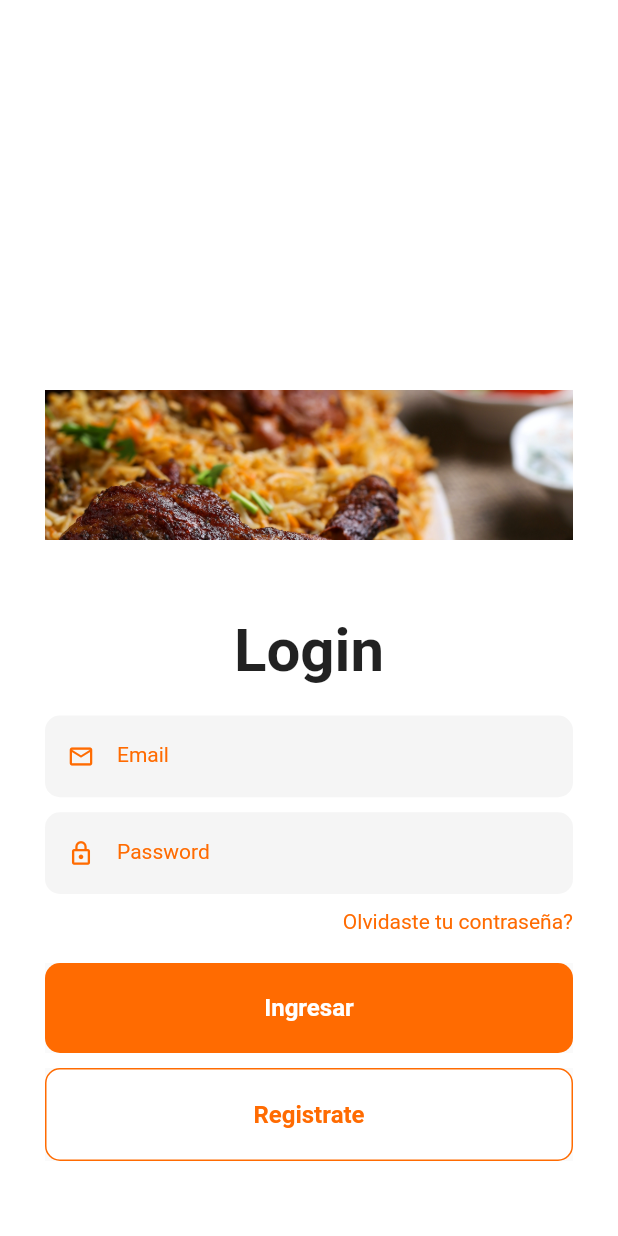
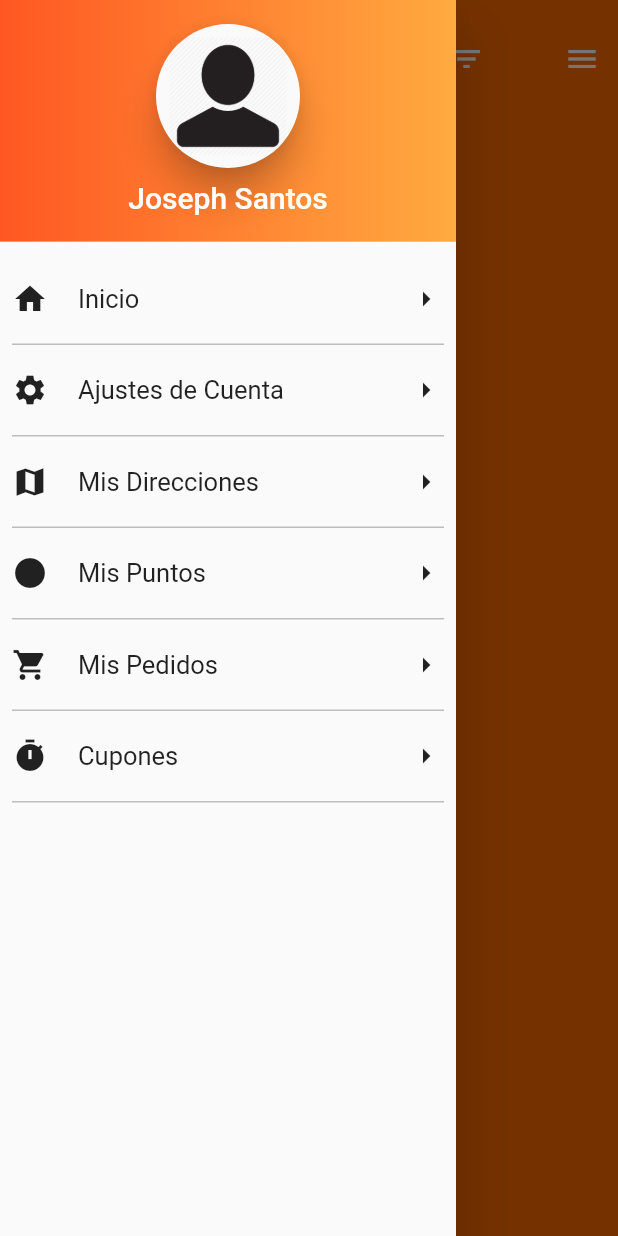
Before and after one commit to Arremal/FLUTTER_DELIVERY_MOV, a Flutter app: the screen it shows after launch, with the side drawer open (before the commit the screen has no drawer), on a phone screen of 412 x 824 dp. Run offline on Flutter 3.47's test engine with Material 2 defaults, Android fonts, the phone set to English and light mode, and no system bars; our stand-ins replace curved_navigation_bar.

Commit message:
Drawer Perfil actualizado

```diff
--- a/lib/main.dart
+++ b/lib/main.dart
@@ -9,6 +9,8 @@ import 'package:flutter_delivery_mov/screens/Perfil/container.dart';
 import 'package:flutter_delivery_mov/screens/Perfil/perfil.dart';
 import 'package:flutter_localizations/flutter_localizations.dart';
 import 'screens/Registro/registro.dart';
+import 'screens/Perfil/drawer.dart';
+import 'screens/Producto/viewProd.dart';
 void main() {
   runApp(MyApp());
 }
@@ -26,7 +28,7 @@ class MyApp extends StatelessWidget {
         const Locale('es')
       ],
       title: "Delivery",
-      home: loginin(),
+      home: ProdScreen(),
     );
   }
 }
--- a/lib/screens/Login/ButtonWidget.dart
+++ b/lib/screens/Login/ButtonWidget.dart
@@ -1,7 +1,4 @@
-
 import 'package:flutter/material.dart';
-import 'package:flutter_delivery_mov/screens/Login/login.dart';
-import '../Registro/registro.dart';
 
 class ButtonWidget extends StatelessWidget {
 
--- /dev/null
+++ b/lib/screens/Perfil/drawer.dart
@@ -0,0 +1,100 @@
+import 'package:flutter/material.dart';
+
+class DrawerPerfil extends StatelessWidget {
+  @override
+  Widget build(BuildContext context) {
+    return Drawer(
+      child: ListView(
+          children: <Widget>[
+            DrawerHeader(
+
+              decoration: BoxDecoration(
+                gradient: LinearGradient(colors: <Color>[
+                  Colors.deepOrange,
+                  Colors.orangeAccent
+                ]
+                )
+              ),
+              child: Container(
+                child: Column(
+                  children: <Widget>[
+                    Material(
+                      borderRadius: BorderRadius.all(Radius.circular(50.0)),
+                      elevation: 10,
+                      child: Padding(padding: EdgeInsets.all(8.0),
+                      child: Image.asset(
+                        'assets/user.png',
+                        width: 80,
+                        height: 80,
+                      ),
+                    )
+                    ),
+                    Padding(
+                      padding: EdgeInsets.all(8.0),
+                      child: Text(
+                      'Joseph Santos',
+                      style: TextStyle(color: Colors.white, fontSize: 20.0),
+                      ),
+                    )
+                  ],
+                ),
+              ),
+            ),
+            CustomListTile(Icons.home,'Inicio',()=>{}),
+            CustomListTile(Icons.settings,'Ajustes de Cuenta',()=>{}),
+            CustomListTile(Icons.map_sharp,'Mis Direcciones',()=>{}),
+            CustomListTile(Icons.circle,'Mis Puntos',()=>{}),
+            CustomListTile(Icons.shopping_cart,'Mis Pedidos',()=>{}),
+            CustomListTile(Icons.timer,'Cupones',()=>{}),
+          ],
+        )
+    );
+  }
+}
+
+
+class CustomListTile extends StatelessWidget {
+
+  IconData icon;
+  String text;
+  Function onTap;
+
+  CustomListTile(this.icon, this.text, this.onTap);
+
+  @override
+  Widget build(BuildContext context) {
+    return Padding(
+      padding: const EdgeInsets.fromLTRB(8.0, 0, 8.0, 0),
+      child: Container(
+      decoration: BoxDecoration(
+        border: Border(bottom: BorderSide(color: Colors.grey.shade400))
+      ),
+      child: InkWell(
+      splashColor: Colors.orangeAccent,
+      onTap: onTap,
+      child: Container(
+      child: Row(
+        mainAxisAlignment: MainAxisAlignment.spaceBetween,
+        children: <Widget>[
+          Row(
+            children: <Widget>[
+              Icon(icon),
+              Padding(
+                padding: const EdgeInsets.all(20.0),
+                child: Text(text,
+                style: TextStyle(
+                    fontSize: 17.0
+                ),
+                ),
+              ),
+            ],
+          ),
+          Icon(Icons.arrow_right)
+        ],
+      ),
+      ),
+    )
+    ),
+  );
+  }
+}
--- a/lib/screens/Perfil/perfil.dart
+++ b/lib/screens/Perfil/perfil.dart
@@ -1,7 +1,17 @@
 import 'package:flutter/material.dart';
-import 'Header.dart';
+import 'drawer.dart';
 
-class Perfil extends StatefulWidget {
+
+class Perfil extends StatelessWidget {
+  @override
+  Widget build(BuildContext context) {
+    return MaterialApp(
+      home: DrawerPerfil(),
+    );
+  }
+}
+
+/*class Perfil extends StatefulWidget {
 
   @override
   _PerfilState createState() => _PerfilState();
@@ -12,7 +22,7 @@ class _PerfilState extends State<Perfil> {
   @override
   Widget build(BuildContext context) {
     return MaterialApp(
-      home: Header(),
+      home: DrawerPerfil(),
     );
   }
-}
+}*/
--- /dev/null
+++ b/lib/screens/Producto/viewProd.dart
@@ -0,0 +1,50 @@
+import 'package:flutter/material.dart';
+import '../Perfil/drawer.dart';
+
+class ProdScreen extends StatelessWidget {
+  @override
+  Widget build(BuildContext context) {
+    return Scaffold(
+      drawer: DrawerPerfil(),
+      backgroundColor: Color(0xFFFF6B01),
+      body: ListView(
+        children: <Widget>[
+          Padding(
+              padding: EdgeInsets.only(top: 15.0, left: 10.0),
+              child: Row(
+                mainAxisAlignment: MainAxisAlignment.spaceBetween,
+                children: <Widget>[
+                  IconButton(
+                      icon: Icon(Icons.person),
+                      color: Colors.white,
+                      onPressed: () {
+                        Scaffold.of(context).openDrawer();
+                      },
+                      tooltip: MaterialLocalizations.of(context).openAppDrawerTooltip,
+                    ),
+                    Container(
+                      width: 125.0,
+                      child: Row(
+                        mainAxisAlignment: MainAxisAlignment.spaceBetween,
+                        children: <Widget>[
+                          IconButton(
+                            icon: Icon(Icons.filter_list),
+                            color: Colors.white,
+                            onPressed: (){}
+                            ),
+                            IconButton(
+                            icon: Icon(Icons.menu),
+                            color: Colors.white,
+                            onPressed: (){}
+                            )
+                        ]
+                      ),
+                    )
+                ],
+              ),
+            )
+        ],
+      ),
+    );
+  }
+}
--- a/pubspec.yaml
+++ b/pubspec.yaml
@@ -60,6 +60,7 @@ flutter:
     - assets/fastcomida.png
     - assets/comidafon.jpg
     - assets/perfil.png
+    - assets/user.png
   # To add assets to your application, add an assets section, like this:
   # assets:
   #   - images/a_dot_burr.jpeg
```
Also changed, not shown: assets/user.png (added).
